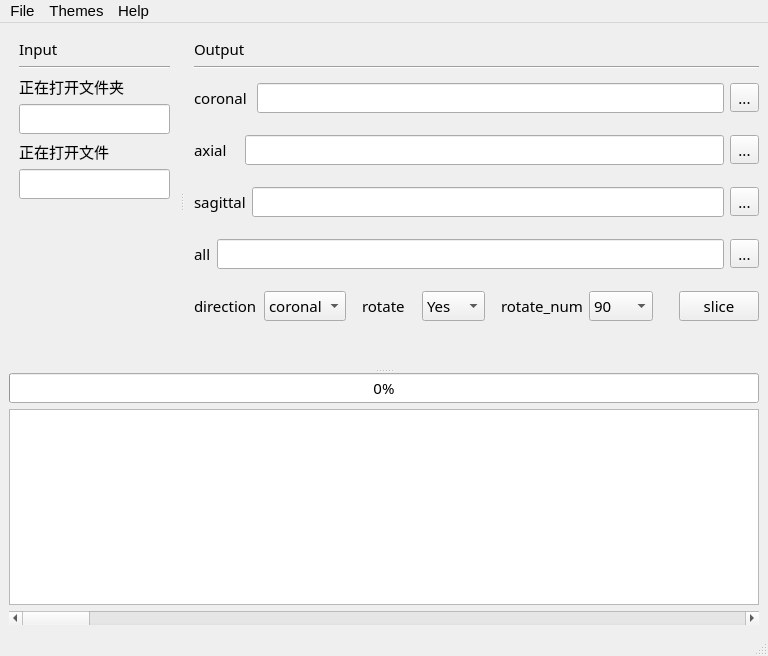
ElegantLee/nii_slice_tool, file mainwindow_tool_test.ui: the form before one commit.
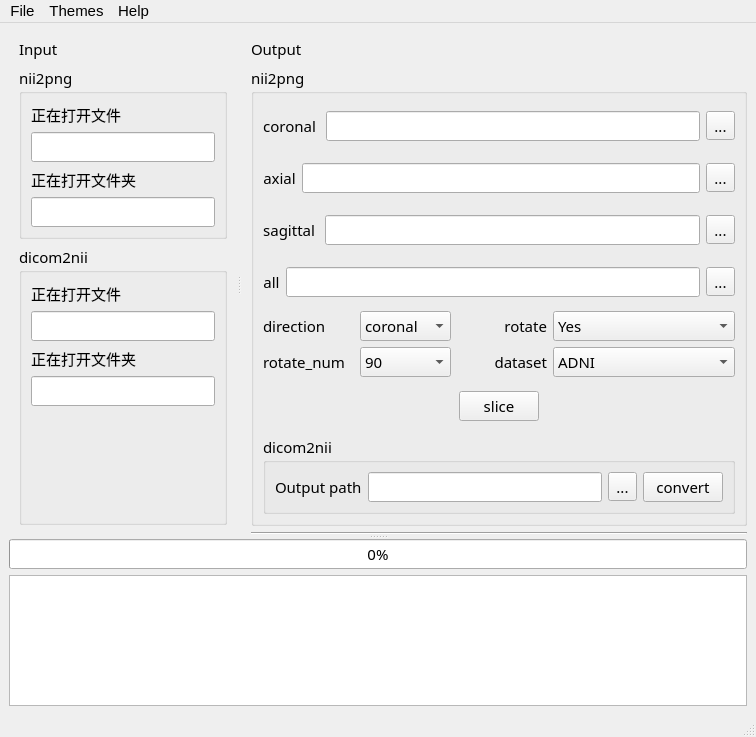
The form after the commit. Icons and pictures are not drawn.

```diff
--- a/mainwindow_tool_test.ui
+++ b/mainwindow_tool_test.ui
@@ -6,8 +6,8 @@
    <rect>
     <x>0</x>
     <y>0</y>
-    <width>768</width>
-    <height>656</height>
+    <width>756</width>
+    <height>737</height>
    </rect>
   </property>
   <property name="windowTitle">
@@ -109,9 +109,7 @@
            <number>10</number>
           </property>
           <item>
-           <layout class="QVBoxLayout" name="input_layout">
-            <item>
-             <widget class="QLabel" name="input_path_label">
+           <widget class="QLabel" name="input_label">
               <property name="text">
                <string>Input</string>
               </property>
@@ -121,44 +119,70 @@
              </widget>
             </item>
             <item>
-             <widget class="Line" name="input_path_line">
-              <property name="orientation">
-               <enum>Qt::Horizontal</enum>
-              </property>
+           <widget class="QGroupBox" name="nii2png_groupBox">
+            <property name="title">
+             <string>nii2png</string>
+            </property>
+            <layout class="QVBoxLayout" name="verticalLayout_2">
+             <item>
+              <widget class="QLabel" name="nii_file_label">
+               <property name="text">
+                <string>正在打开文件</string>
+               </property>
              </widget>
             </item>
             <item>
-             <widget class="QLabel" name="folder_label">
+              <widget class="QLineEdit" name="nii_folder_lineEdit"/>
+             </item>
+             <item>
+              <widget class="QLabel" name="nii_folder_label">
               <property name="text">
                <string>正在打开文件夹</string>
               </property>
              </widget>
             </item>
             <item>
-             <layout class="QHBoxLayout" name="input_path_layout">
-              <item>
-               <widget class="QLineEdit" name="folder_path_lineEdit"/>
-              </item>
-             </layout>
-            </item>
-           </layout>
-          </item>
+              <widget class="QLineEdit" name="nii_file_lineEdit">
+               <property name="readOnly">
+                <bool>true</bool>
+               </property>
+              </widget>
+             </item>
+            </layout>
+           </widget>
+          </item>
           <item>
-           <widget class="QLabel" name="file_label">
+           <widget class="QGroupBox" name="dicom2nii_groupBox">
+            <property name="title">
+             <string>dicom2nii</string>
+            </property>
+            <layout class="QVBoxLayout" name="verticalLayout_5">
+             <item>
+              <widget class="QLabel" name="dicom_file_label_3">
             <property name="text">
              <string>正在打开文件</string>
             </property>
            </widget>
           </item>
           <item>
-           <widget class="QLineEdit" name="filename_lineEdit">
+              <widget class="QLineEdit" name="dicom_folder_lineEdit_3"/>
+             </item>
+             <item>
+              <widget class="QLabel" name="dicom_folder_label_3">
+               <property name="text">
+                <string>正在打开文件夹</string>
+               </property>
+              </widget>
+             </item>
+             <item>
+              <widget class="QLineEdit" name="dicom_file_lineEdit_3">
             <property name="readOnly">
              <bool>true</bool>
             </property>
            </widget>
           </item>
           <item>
-           <spacer name="input_Spacer">
+              <spacer name="vSpacer_left">
             <property name="orientation">
              <enum>Qt::Vertical</enum>
             </property>
@@ -172,6 +196,9 @@
           </item>
          </layout>
         </widget>
+          </item>
+         </layout>
+        </widget>
         <widget class="QWidget" name="verticalLayoutWidget_2">
          <layout class="QVBoxLayout" name="right_layout">
           <property name="sizeConstraint">
@@ -193,12 +220,11 @@
              </widget>
             </item>
             <item>
-             <widget class="Line" name="output_path_line">
-              <property name="orientation">
-               <enum>Qt::Horizontal</enum>
+             <widget class="QGroupBox" name="nii2png_groupBox_right">
+              <property name="title">
+               <string>nii2png</string>
               </property>
-             </widget>
-            </item>
+              <layout class="QVBoxLayout" name="verticalLayout_6">
             <item>
              <layout class="QHBoxLayout" name="coronal_layout">
               <property name="topMargin">
@@ -212,6 +238,9 @@
                 <property name="text">
                  <string>coronal </string>
                 </property>
+                   <property name="alignment">
+                    <set>Qt::AlignCenter</set>
+                   </property>
                </widget>
               </item>
               <item>
@@ -237,7 +266,10 @@
               <item>
                <widget class="QLabel" name="axial_label">
                 <property name="text">
-                 <string>axial   </string>
+                    <string>axial</string>
+                   </property>
+                   <property name="alignment">
+                    <set>Qt::AlignCenter</set>
                 </property>
                </widget>
               </item>
@@ -264,7 +296,10 @@
               <item>
                <widget class="QLabel" name="sagittal_label">
                 <property name="text">
-                 <string>sagittal</string>
+                    <string>sagittal </string>
+                   </property>
+                   <property name="alignment">
+                    <set>Qt::AlignCenter</set>
                 </property>
                </widget>
               </item>
@@ -293,6 +328,9 @@
                 <property name="text">
                  <string>all</string>
                 </property>
+                   <property name="alignment">
+                    <set>Qt::AlignCenter</set>
+                   </property>
                </widget>
               </item>
               <item>
@@ -308,15 +346,9 @@
              </layout>
             </item>
             <item>
-             <layout class="QHBoxLayout" name="option_layout" stretch="0,0,0,0,0,0,0,0">
-              <property name="topMargin">
-               <number>8</number>
-              </property>
-              <property name="bottomMargin">
-               <number>8</number>
-              </property>
-              <item>
-               <widget class="QLabel" name="slice_option_label">
+                <layout class="QGridLayout" name="option_gridLayout">
+                 <item row="0" column="0">
+                  <widget class="QLabel" name="direction_label">
                 <property name="text">
                  <string>direction</string>
                 </property>
@@ -325,8 +357,8 @@
                 </property>
                </widget>
               </item>
-              <item>
-               <widget class="QComboBox" name="slice_option_comboBox">
+                 <item row="0" column="1">
+                  <widget class="QComboBox" name="direction_comboBox">
                 <property name="font">
                  <font>
                   <family>Book Antiqua</family>
@@ -356,34 +388,7 @@
                 </item>
                </widget>
               </item>
-              <item>
-               <widget class="QLabel" name="rotate_label">
-                <property name="text">
-                 <string>rotate</string>
-                </property>
-                <property name="margin">
-                 <number>0</number>
-                </property>
-                <property name="indent">
-                 <number>10</number>
-                </property>
-               </widget>
-              </item>
-              <item>
-               <widget class="QComboBox" name="rotate_comboBox">
-                <item>
-                 <property name="text">
-                  <string>Yes</string>
-                 </property>
-                </item>
-                <item>
-                 <property name="text">
-                  <string>No</string>
-                 </property>
-                </item>
-               </widget>
-              </item>
-              <item>
+                 <item row="1" column="0">
                <widget class="QLabel" name="rotate_num_label">
                 <property name="text">
                  <string>rotate_num</string>
@@ -392,11 +397,11 @@
                  <number>0</number>
                 </property>
                 <property name="indent">
-                 <number>10</number>
+                    <number>-1</number>
                 </property>
                </widget>
               </item>
-              <item>
+                 <item row="1" column="1">
                <widget class="QComboBox" name="rotate_num_comboBox">
                 <item>
                  <property name="text">
@@ -415,17 +420,89 @@
                 </item>
                </widget>
               </item>
+                 <item row="1" column="2">
+                  <widget class="QLabel" name="dataset_label">
+                   <property name="text">
+                    <string>dataset</string>
+                   </property>
+                   <property name="alignment">
+                    <set>Qt::AlignRight|Qt::AlignTrailing|Qt::AlignVCenter</set>
+                   </property>
+                   <property name="margin">
+                    <number>0</number>
+                   </property>
+                   <property name="indent">
+                    <number>-1</number>
+                   </property>
+                  </widget>
+                 </item>
+                 <item row="1" column="3" colspan="2">
+                  <widget class="QComboBox" name="dataset_comboBox">
               <item>
-               <spacer name="option_spacer_2">
+                    <property name="text">
+                     <string>ADNI</string>
+                    </property>
+                   </item>
+                   <item>
+                    <property name="text">
+                     <string>OASIS</string>
+                    </property>
+                   </item>
+                   <item>
+                    <property name="text">
+                     <string>IXI</string>
+                    </property>
+                   </item>
+                  </widget>
+                 </item>
+                 <item row="0" column="3" colspan="2">
+                  <widget class="QComboBox" name="rotate_comboBox">
+                   <item>
+                    <property name="text">
+                     <string>Yes</string>
+                    </property>
+                   </item>
+                   <item>
+                    <property name="text">
+                     <string>No</string>
+                    </property>
+                   </item>
+                  </widget>
+                 </item>
+                 <item row="0" column="2">
+                  <widget class="QLabel" name="rotate_label">
+                   <property name="text">
+                    <string>rotate</string>
+                   </property>
+                   <property name="alignment">
+                    <set>Qt::AlignRight|Qt::AlignTrailing|Qt::AlignVCenter</set>
+                   </property>
+                   <property name="margin">
+                    <number>0</number>
+                   </property>
+                   <property name="indent">
+                    <number>-1</number>
+                   </property>
+                  </widget>
+                 </item>
+                </layout>
+               </item>
+               <item>
+                <layout class="QHBoxLayout" name="slice_hLayout" stretch="0,0,0">
+                 <property name="topMargin">
+                  <number>8</number>
+                 </property>
+                 <property name="bottomMargin">
+                  <number>8</number>
+                 </property>
+                 <item>
+                  <spacer name="slice_hSpacer_1">
                 <property name="orientation">
                  <enum>Qt::Horizontal</enum>
                 </property>
-                <property name="sizeType">
-                 <enum>QSizePolicy::Fixed</enum>
-                </property>
                 <property name="sizeHint" stdset="0">
                  <size>
-                  <width>20</width>
+                     <width>40</width>
                   <height>20</height>
                  </size>
                 </property>
@@ -438,20 +515,63 @@
                 </property>
                </widget>
               </item>
-             </layout>
-            </item>
             <item>
-             <spacer name="output_Spacer">
+                  <spacer name="slice_hSpacer_2">
               <property name="orientation">
-               <enum>Qt::Vertical</enum>
+                    <enum>Qt::Horizontal</enum>
               </property>
               <property name="sizeHint" stdset="0">
                <size>
-                <width>401</width>
-                <height>34</height>
+                     <width>40</width>
+                     <height>20</height>
                </size>
               </property>
              </spacer>
+                 </item>
+                </layout>
+               </item>
+               <item>
+                <widget class="QGroupBox" name="dicom2nii_comboBox_right">
+                 <property name="title">
+                  <string>dicom2nii</string>
+                 </property>
+                 <layout class="QHBoxLayout" name="horizontalLayout_2">
+                  <item>
+                   <widget class="QLabel" name="dicom2nii_output_path_label">
+                    <property name="text">
+                     <string>Output path</string>
+                    </property>
+                   </widget>
+                  </item>
+                  <item>
+                   <widget class="QLineEdit" name="dicom2nii_output_path_lineEdit"/>
+                  </item>
+                  <item>
+                   <widget class="QToolButton" name="dicom2nii_output_path_toolButton">
+                    <property name="text">
+                     <string>...</string>
+                    </property>
+                   </widget>
+                  </item>
+                  <item>
+                   <widget class="QPushButton" name="convert_pushButton">
+                    <property name="text">
+                     <string>convert</string>
+                    </property>
+                   </widget>
+                  </item>
+                 </layout>
+                </widget>
+               </item>
+              </layout>
+             </widget>
+            </item>
+            <item>
+             <widget class="Line" name="output_path_line">
+              <property name="orientation">
+               <enum>Qt::Horizontal</enum>
+              </property>
+             </widget>
             </item>
            </layout>
           </item>
@@ -487,13 +607,6 @@
           </property>
          </widget>
         </item>
-        <item>
-         <widget class="QScrollBar" name="horizontalScrollBar">
-          <property name="orientation">
-           <enum>Qt::Horizontal</enum>
-          </property>
-         </widget>
-        </item>
        </layout>
       </widget>
      </widget>
@@ -505,7 +618,7 @@
     <rect>
      <x>0</x>
      <y>0</y>
-     <width>768</width>
+     <width>756</width>
      <height>26</height>
     </rect>
    </property>
```
Left out of the diff: 158 changed lines with no effect on the pictures. Lines whose indentation alone changed are shown as unchanged.
